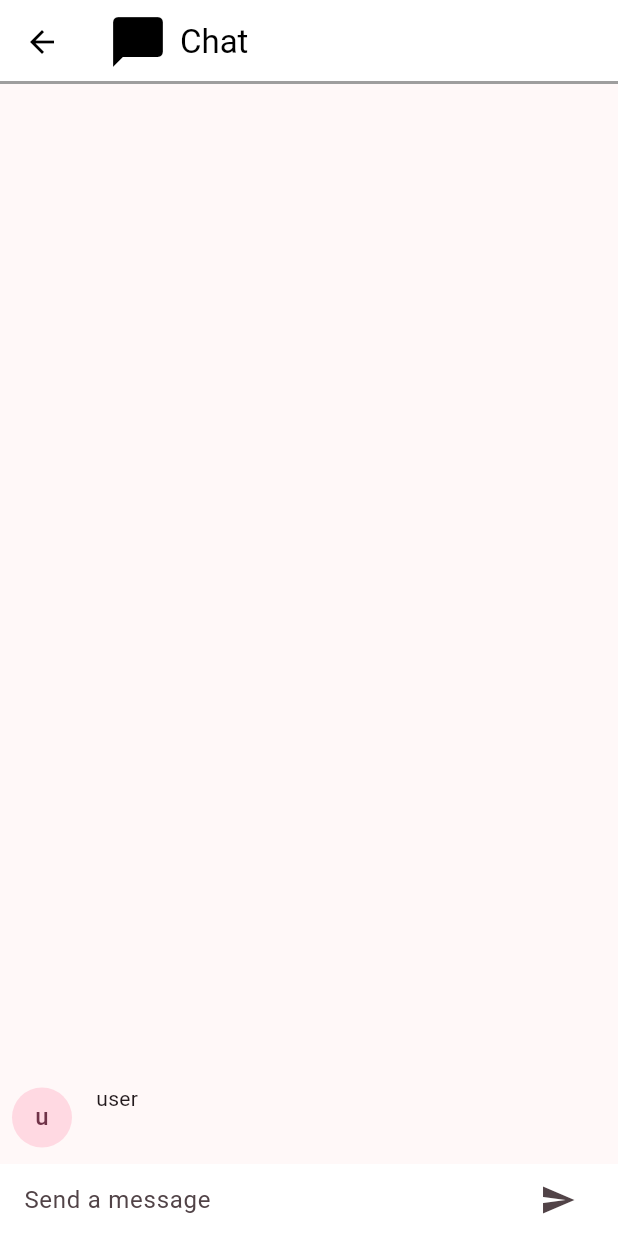
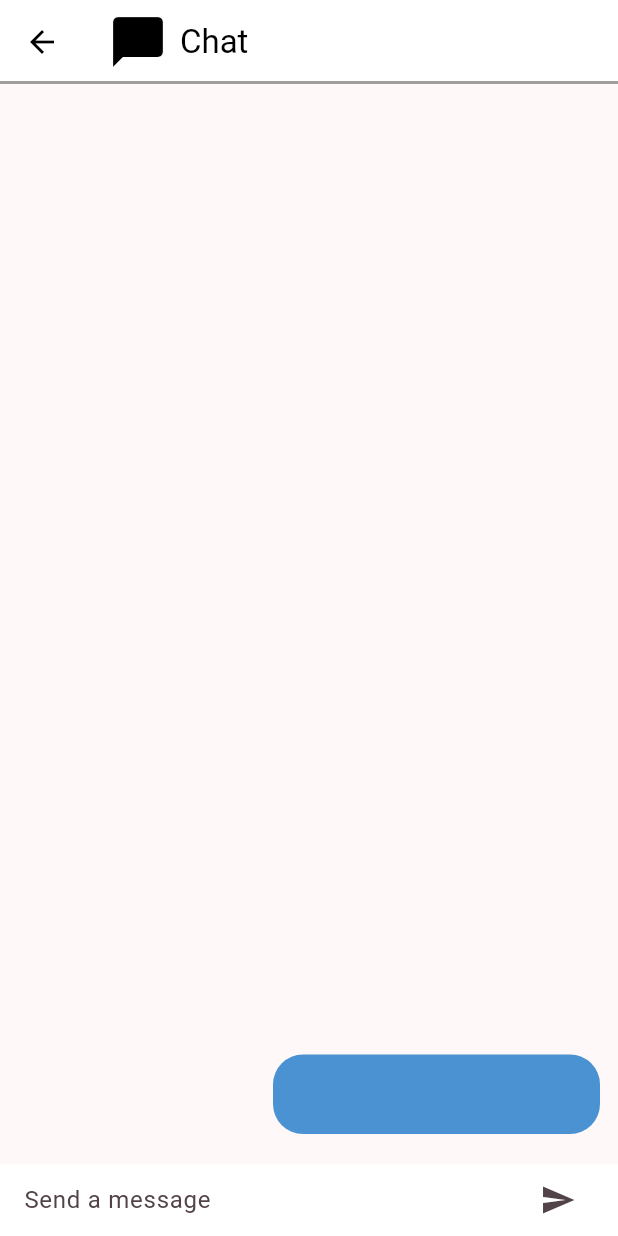
Before and after one commit to davewg1/gabai-app, a Flutter app: the ChatPage screen opened directly, after a tap on the "send" icon, on a phone screen of 412 x 824 dp. Run offline on Flutter 3.47's test engine with Material 2 defaults, Android fonts, the phone set to English and light mode, and no system bars.

Commit message:
Add chat styling

```diff
--- a/lib/app/chat_message.dart
+++ b/lib/app/chat_message.dart
@@ -6,27 +6,57 @@ class ChatMessage extends StatelessWidget {
   final String text;
   final String sender;
 
+  Color chatColor() {
+    if (sender == "user") {
+      return Color(0xFF4B92D3);
+    } else if (sender == "auto") {
+      return Color(0xFFBB6BD9);
+    } else if (sender == "chatgpt") {
+      return Color(0xFFEEA63A);
+    } else if (sender == "real-time") {
+      return Color(0xFF4DCFC0);
+    } else {
+      return Colors.black;
+    }
+  }
+
   @override
   Widget build(BuildContext context) {
-    return Row(
+    return Padding(
+      padding: EdgeInsets.only(
+          bottom: 8,
+          left: sender == "user" ? 170 : 0,
+          right: sender == "user" ? 0 : 170),
+      child: Row(
+        mainAxisAlignment: MainAxisAlignment.start,
+        crossAxisAlignment: CrossAxisAlignment.start,
         children: [
-        Container(
-          margin: const EdgeInsets.only(right: 16.0),
-          child: CircleAvatar(child: Text(sender[0])),
+          Expanded(
+            child: Container(
+              decoration: BoxDecoration(
+                color: chatColor(),
+                borderRadius: BorderRadius.circular(20),
               ),
-        Expanded(
+              child: Padding(
+                padding: const EdgeInsets.all(16.0),
                 child: Column(
                   crossAxisAlignment: CrossAxisAlignment.start,
                   children: [
-              Text(sender),
                     Container(
-                margin: const EdgeInsets.only(top: 5.0),
-                child: Text(text),
+                      child: Text(
+                        text,
+                        style: TextStyle(color: Colors.white),
+                        softWrap: true,
+                        maxLines: 100,
+                      ),
                     )
                   ],
                 ),
+              ),
+            ),
           )
         ],
+      ),
     );
   }
 }
--- a/lib/pages/account_page.dart
+++ b/lib/pages/account_page.dart
@@ -1,5 +1,4 @@
 import 'package:flutter/material.dart';
-import 'dart:io';
 
 class UserPage extends StatelessWidget {
   const UserPage({Key? key}) : super(key: key);
@@ -17,7 +16,7 @@ class UserPage extends StatelessWidget {
       },
       textInputAction: TextInputAction.next,
       decoration: InputDecoration(
-        contentPadding: EdgeInsets.fromLTRB(20, 15, 20, 15),
+        contentPadding: const EdgeInsets.fromLTRB(20, 15, 20, 15),
         hintText: "Name",
         border: OutlineInputBorder(
           borderRadius: BorderRadius.circular(20),
@@ -32,7 +31,7 @@ class UserPage extends StatelessWidget {
       },
       textInputAction: TextInputAction.next,
       decoration: InputDecoration(
-          contentPadding: EdgeInsets.fromLTRB(20, 15, 20, 15),
+          contentPadding: const EdgeInsets.fromLTRB(20, 15, 20, 15),
           hintText: "Address",
           border: OutlineInputBorder(
             borderRadius: BorderRadius.circular(20),
@@ -47,7 +46,7 @@ class UserPage extends StatelessWidget {
       },
       textInputAction: TextInputAction.next,
       decoration: InputDecoration(
-          contentPadding: EdgeInsets.fromLTRB(20, 15, 20, 15),
+          contentPadding: const EdgeInsets.fromLTRB(20, 15, 20, 15),
           hintText: "Birth Date",
           border: OutlineInputBorder(
             borderRadius: BorderRadius.circular(20),
@@ -82,7 +81,7 @@ class UserPage extends StatelessWidget {
             child: Padding(padding:const EdgeInsets.all(36.0),
                 child: Form(
                     child: Column(
-                      children: <Widget>[Text("Name"),name,Text("Address"),address,Text("Birth"),birthdate],
+                      children: <Widget>[const Text("Name"),name,const Text("Address"),address,const Text("Birth"),birthdate],
                     )
                 )
             )
--- a/lib/pages/chat_page.dart
+++ b/lib/pages/chat_page.dart
@@ -21,6 +21,8 @@ class _ChatPageState extends State<ChatPage> {
     });
 
     _controller.clear();
+
+    // Insert chatbot response here
   }
 
   // Bottom Row
@@ -68,7 +70,7 @@ class _ChatPageState extends State<ChatPage> {
             Flexible(
                 child: ListView.builder(
                     reverse: true,
-                    padding: const EdgeInsets.all(8.0),
+                    padding: const EdgeInsets.all(12.0),
                     itemCount: _messages.length,
                     itemBuilder: (context, index) {
                       return _messages[index];
```
Lines whose indentation alone changed are shown as unchanged.
